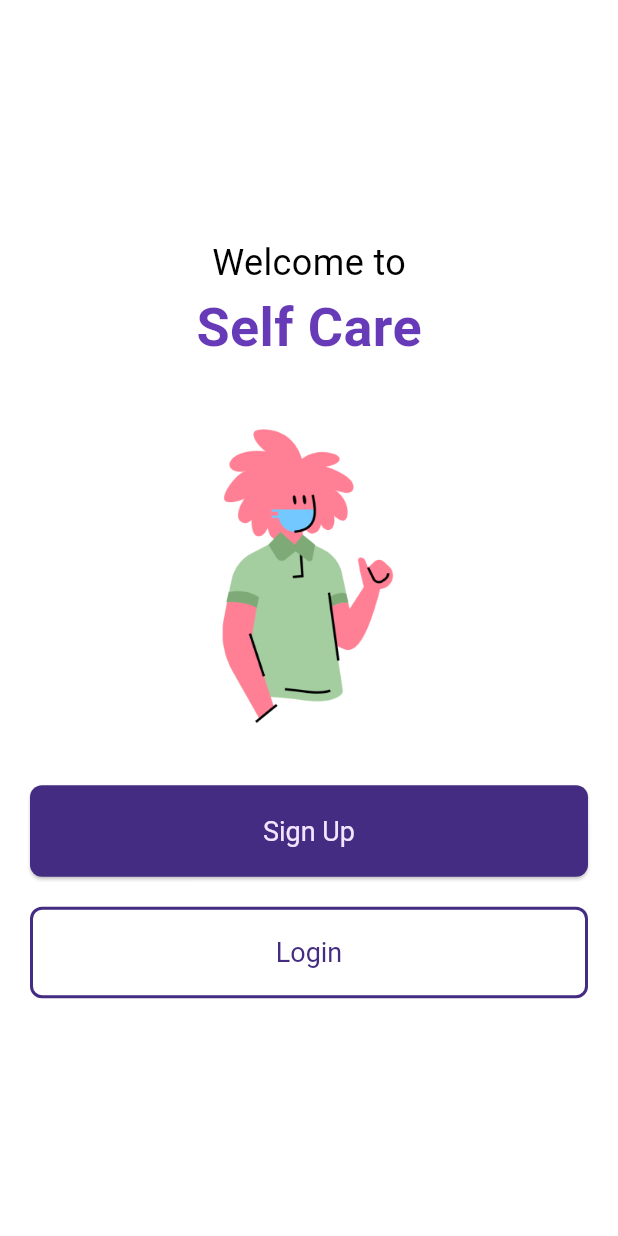
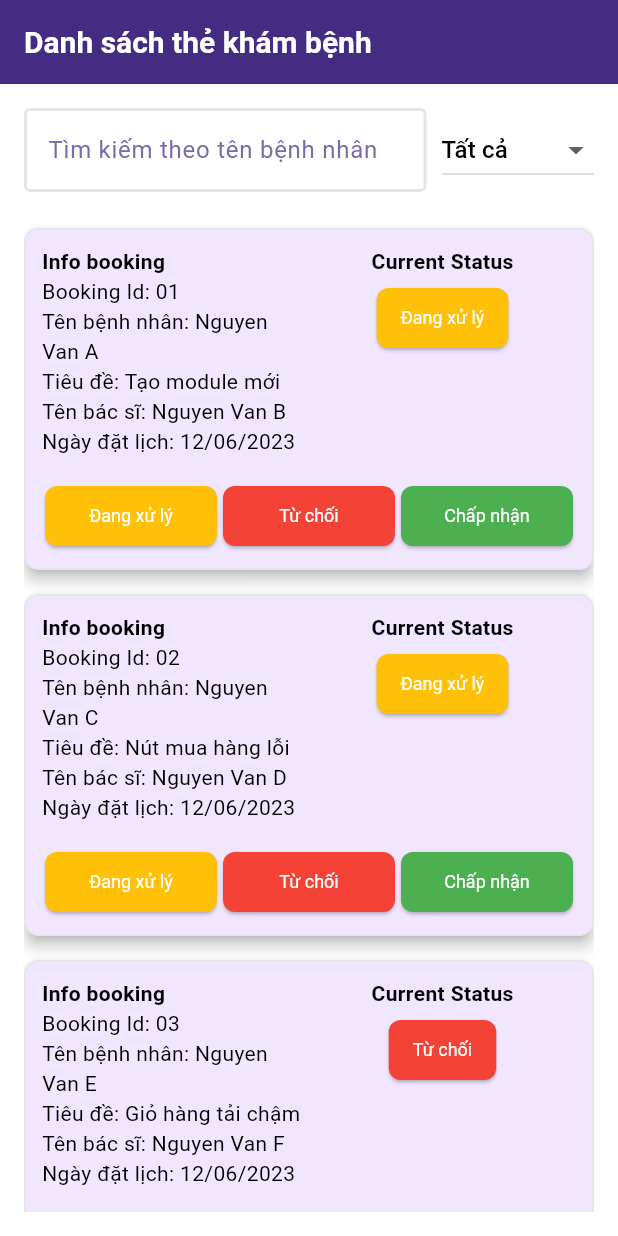
Before and after one commit to nh19941995/healthcare_management, a Flutter app: the screen it shows after launch, on a phone screen of 412 x 824 dp. Run offline on Flutter 3.47's test engine with Material 3 defaults, Android fonts, the phone set to English and light mode, and no system bars; our stand-ins replace shared_preferences; accounts and stored records are empty.

Commit message:
add home admin

```diff
--- a/healthcare_management_app/lib/main.dart
+++ b/healthcare_management_app/lib/main.dart
@@ -1,4 +1,5 @@
 import 'package:flutter/material.dart';
+import 'package:healthcare_management_app/screens/admins/Medical_Examination_Screen.dart';
 import 'package:healthcare_management_app/screens/comons/theme.dart';
 
 import 'package:provider/provider.dart';
@@ -28,8 +29,8 @@
       title: 'Healthcare Management',
       theme: AppTheme.theme,
       debugShowCheckedModeBanner: false, // Tắt banner debug
-      home: SplashScreen(), // Gọi SplashScreen từ splash.dart
-
+      //home: SplashScreen(), // Gọi SplashScreen từ splash.dart
+     home: MedicalExaminationScreen(),
 
     );
   }
--- /dev/null
+++ b/healthcare_management_app/lib/screens/admins/Medical_Examination_Screen.dart
@@ -0,0 +1,299 @@
+import 'package:flutter/material.dart';
+
+class MedicalExaminationScreen extends StatefulWidget {
+  @override
+  _MedicalExaminationScreenState createState() => _MedicalExaminationScreenState();
+}
+
+class _MedicalExaminationScreenState extends State<MedicalExaminationScreen> {
+  List<String> _statusOptions = ['Tất cả', 'Đang xử lý', 'Từ chối', 'Chấp nhận'];
+  String _selectedStatus = 'Tất cả';
+  String _searchQuery = '';
+
+  // Updated booking data with phone numbers
+  List<Map<String, String>> bookings = [
+    {
+      'id': '01',
+      'title': 'Tạo module mới',
+      'patient': 'Nguyen Van A',
+      'doctor': 'Nguyen Van B',
+      'date': '12/06/2023',
+      'status': 'Đang xử lý',
+      'phone': '0123456789', // New field
+    },
+    {
+      'id': '02',
+      'title': 'Nút mua hàng lỗi',
+      'patient': 'Nguyen Van C',
+      'doctor': 'Nguyen Van D',
+      'date': '12/06/2023',
+      'status': 'Đang xử lý',
+      'phone': '0987654321', // New field
+    },
+    {
+      'id': '03',
+      'title': 'Giỏ hàng tải chậm',
+      'patient': 'Nguyen Van E',
+      'doctor': 'Nguyen Van F',
+      'date': '12/06/2023',
+      'status': 'Từ chối',
+      'phone': '0112233445', // New field
+    },
+    {
+      'id': '04',
+      'title': 'Tạo module chat',
+      'patient': 'Nguyen Van G',
+      'doctor': 'Nguyen Van H',
+      'date': '12/06/2023',
+      'status': 'Chấp nhận',
+      'phone': '0998877665', // New field
+    },
+  ];
+
+  List<Map<String, String>> get _filteredBookings {
+    return bookings.where((booking) {
+      final matchesStatus = _selectedStatus == 'Tất cả' || booking['status'] == _selectedStatus;
+      final matchesSearch = booking['patient']!.toLowerCase().contains(_searchQuery.toLowerCase());
+      return matchesStatus && matchesSearch;
+    }).toList();
+  }
+
+  void _updateStatus(String newStatus, int index) {
+    setState(() {
+      bookings[index]['status'] = newStatus;
+    });
+  }
+
+
+  Color _getStatusColor(String status) {
+    switch (status) {
+      case 'Đang xử lý':
+        return Colors.amber;
+      case 'Từ chối':
+        return Colors.red;
+      case 'Chấp nhận':
+        return Colors.green;
+      default:
+        return Colors.grey;
+    }
+  }
+
+  void _showConfirmationDialog(String newStatus, int index) {
+    String _rejectionReason = ''; // Biến để lưu lý do từ chối
+
+    showDialog(
+      context: context,
+      builder: (BuildContext context) {
+        return AlertDialog(
+          title: Text('Xác nhận thay đổi trạng thái'),
+          content: Column(
+            mainAxisSize: MainAxisSize.min,
+            children: [
+              Text('Bạn có chắc chắn muốn thay đổi trạng thái thành "$newStatus"?'),
+              if (newStatus == 'Từ chối') // Hiển thị TextField nếu trạng thái là "Từ chối"
+                Padding(
+                  padding: const EdgeInsets.only(top: 16.0),
+                  child: TextField(
+                    maxLines: 3,
+                    decoration: InputDecoration(
+                      labelText: 'Lý do từ chối',
+                      border: OutlineInputBorder(),
+                    ),
+                    onChanged: (value) {
+                      _rejectionReason = value; // Cập nhật lý do từ chối
+                    },
+                  ),
+                ),
+            ],
+          ),
+          actions: [
+            TextButton(
+              onPressed: () {
+                Navigator.of(context).pop();
+              },
+              child: Text('Hủy'),
+            ),
+            TextButton(
+              onPressed: () {
+                if (newStatus == 'Từ chối' && _rejectionReason.isEmpty) {
+                  // Nếu người dùng chưa nhập lý do từ chối, hiển thị thông báo lỗi
+                  ScaffoldMessenger.of(context).showSnackBar(
+                    SnackBar(
+                      content: Text('Vui lòng nhập lý do từ chối.'),
+                      backgroundColor: Colors.red,
+                    ),
+                  );
+                  return;
+                }
+
+                Navigator.of(context).pop();
+                _updateStatus(newStatus, index);
+                if (newStatus == 'Từ chối') {
+                  // Xử lý lý do từ chối (ví dụ: lưu lý do vào dữ liệu)
+                  print('Lý do từ chối: $_rejectionReason');
+                }
+              },
+              child: Text('Xác nhận'),
+            ),
+          ],
+        );
+      },
+    );
+  }
+
+
+  @override
+  Widget build(BuildContext context) {
+    return Scaffold(
+      appBar: AppBar(
+        title: Text('Danh sách thẻ khám bệnh'),
+      ),
+      body: Padding(
+        padding: const EdgeInsets.all(16.0),
+        child: CustomScrollView(
+          slivers: [
+            SliverToBoxAdapter(
+              child: Column(
+                children: [
+                  // Search and Filter Row
+                  Row(
+                    children: [
+                      Expanded(
+                        child: TextField(
+                          decoration: InputDecoration(
+                            labelText: 'Tìm kiếm theo tên bệnh nhân',
+                            border: OutlineInputBorder(),
+                          ),
+                          onChanged: (value) {
+                            setState(() {
+                              _searchQuery = value;
+                            });
+                          },
+                        ),
+                      ),
+                      SizedBox(width: 10),
+                      DropdownButton<String>(
+                        value: _selectedStatus,
+                        items: _statusOptions.map((String status) {
+                          return DropdownMenuItem<String>(
+                            value: status,
+                            child: Text(status),
+                          );
+                        }).toList(),
+                        onChanged: (value) {
+                          setState(() {
+                            _selectedStatus = value!;
+                          });
+                        },
+                      ),
+                    ],
+                  ),
+                  SizedBox(height: 16.0),
+                ],
+              ),
+            ),
+            SliverList(
+              delegate: SliverChildBuilderDelegate(
+                    (context, index) {
+                  var booking = _filteredBookings[index];
+                  return Card(
+                    margin: EdgeInsets.symmetric(vertical: 8.0),
+                    child: Padding(
+                      padding: const EdgeInsets.all(12.0),
+                      child: Row(
+                        children: [
+                          Expanded(
+                            child: Column(
+                              children: [
+                                Row(
+                                  mainAxisAlignment: MainAxisAlignment.spaceEvenly,
+                                  crossAxisAlignment: CrossAxisAlignment.start,
+                                  children: [
+                                    Expanded(
+                                      child: Column(
+                                        crossAxisAlignment: CrossAxisAlignment.start,
+                                        children: [
+                                          Text(
+                                            'Info booking',
+                                            style: TextStyle(fontWeight: FontWeight.bold),
+                                          ),
+                                          Text('Booking Id: ${booking['id']}'),
+                                          Text('Tên bệnh nhân: ${booking['patient']}'),
+                                          Text('Tiêu đề: ${booking['title']}'),
+                                          Text('Tên bác sĩ: ${booking['doctor']}'),
+                                          Text('Ngày đặt lịch: ${booking['date']}'),
+                                        ],
+                                      ),
+                                    ),
+                                    Expanded(
+                                      child: Column(
+                                        children: [
+                                          Text(
+                                            'Current Status',
+                                            style: TextStyle(fontWeight: FontWeight.bold),
+                                          ),
+                                          Container(
+                                            margin: EdgeInsets.only(top: 4.0),
+                                            child: ElevatedButton(
+                                              style: ElevatedButton.styleFrom(
+                                                foregroundColor: Colors.white,
+                                                backgroundColor: _getStatusColor(booking['status']!),
+                                                padding: EdgeInsets.symmetric(horizontal: 16.0, vertical: 8.0),
+                                                textStyle: TextStyle(fontSize: 12),
+                                              ),
+                                              onPressed: () {},
+                                              child: Text(booking['status']!),
+                                            ),
+                                          ),
+                                        ],
+                                      ),
+                                    ),
+                                  ],
+                                ),
+                                SizedBox(height: 16),
+                                Row(
+                                  mainAxisAlignment: MainAxisAlignment.spaceEvenly,
+                                  children: _statusOptions
+                                      .where((status) => status != 'Tất cả')
+                                      .map((status) {
+                                    return Expanded(
+                                      child: Padding(
+                                        padding: const EdgeInsets.symmetric(horizontal: 2.0),
+                                        child: ElevatedButton(
+                                          style: ElevatedButton.styleFrom(
+                                            foregroundColor: Colors.white,
+                                            backgroundColor: _getStatusColor(status),
+                                            padding: EdgeInsets.symmetric(vertical: 12.0),
+                                            textStyle: TextStyle(fontSize: 12),
+                                          ),
+                                          onPressed: () {
+                                            _showConfirmationDialog(status, index);
+                                          },
+                                          child: Text(status),
+                                        ),
+                                      ),
+                                    );
+                                  }).toList(),
+                                ),
+                              ],
+                            ),
+                          )
+                        ],
+                      ),
+                    ),
+                  );
+                },
+                childCount: _filteredBookings.length,
+              ),
+            ),
+            SliverFillRemaining(
+              hasScrollBody: false,
+              child: SizedBox.shrink(),
+            ),
+          ],
+        ),
+      ),
+    );
+  }
+
+}
--- a/healthcare_management_app/lib/screens/comons/login.dart
+++ b/healthcare_management_app/lib/screens/comons/login.dart
@@ -3,6 +3,7 @@ import 'dart:convert';
 import 'package:flutter/material.dart';
 import 'package:healthcare_management_app/dto/login_dto.dart';
 import 'package:healthcare_management_app/providers/auth_provider.dart';
+import 'package:healthcare_management_app/screens/admins/Medical_Examination_Screen.dart';
 import 'package:healthcare_management_app/screens/comons/sign_up.dart';
 import 'package:healthcare_management_app/screens/comons/theme.dart';
 import 'package:http/http.dart' as http;
@@ -113,7 +114,8 @@ class _LoginScreenState extends State<Login> {
           pres.setString('token', myToken);
           Navigator.pushReplacement(
             context,
-            MaterialPageRoute(builder: (context) => HomeCustomer(user: user)),
+            //MaterialPageRoute(builder: (context) => HomeCustomer(user: user)),
+            MaterialPageRoute(builder: (context) => MedicalExaminationScreen()),
           );
         } else {
           setState(() {
```
